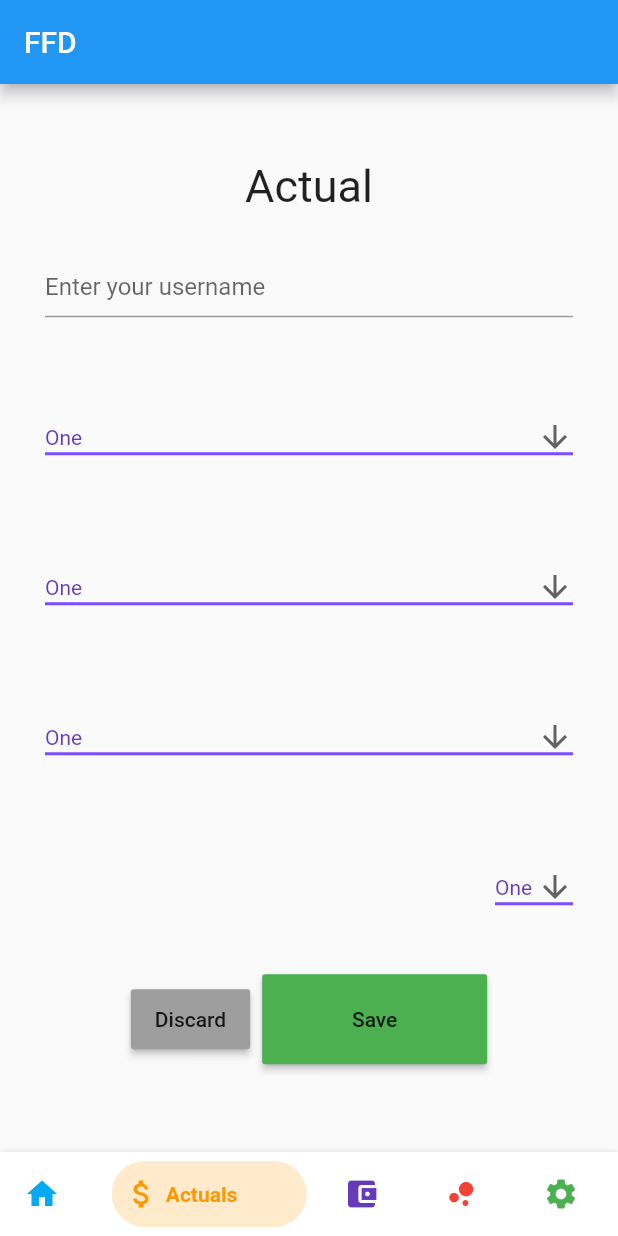
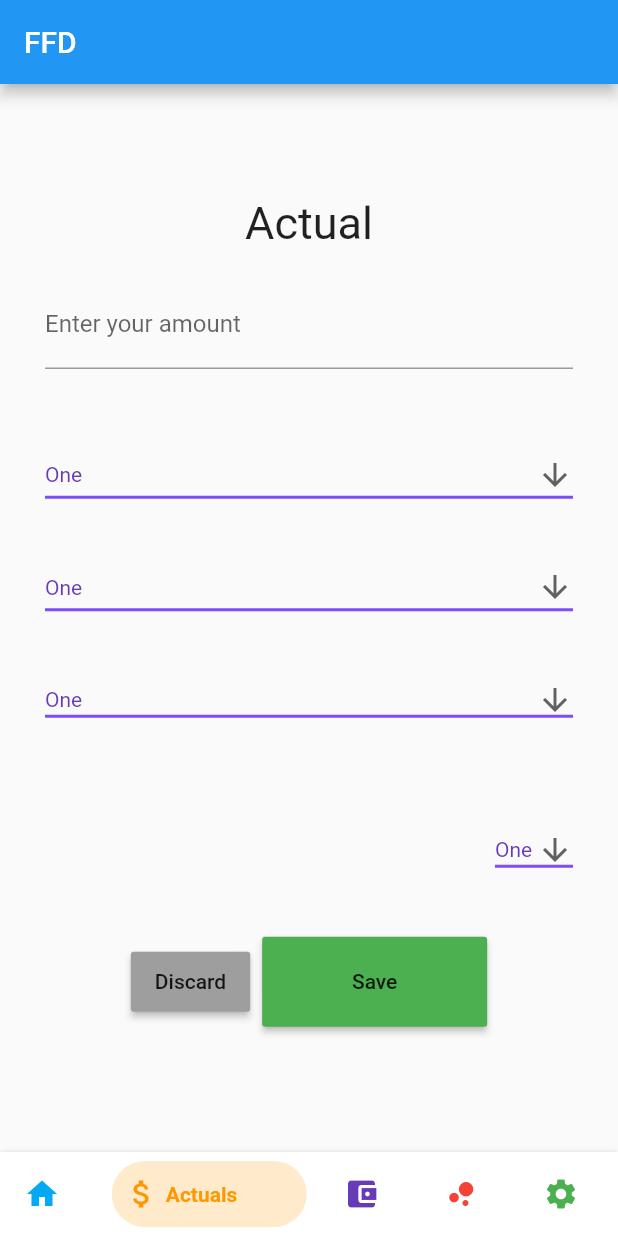
Before and after one commit to jkbngl/FFD, a Flutter app: the MyHomePage screen opened directly, swiped to page 2, on a phone screen of 412 x 824 dp. Run offline on Flutter 3.47's test engine with Material 2 defaults, Android fonts, the phone set to English and light mode, and no system bars; drawn by our look-alikes of bottom_navy_bar; our stand-ins replace syncfusion_flutter_charts.

Commit message:
#21 fixed style to fit in one screen

```diff
--- a/flutter/ffd/lib/backup_color_change_on_nav_tab.dart
+++ b/flutter/ffd/lib/backup_color_change_on_nav_tab.dart
@@ -162,13 +162,13 @@ class _MyHomePageState extends State<MyHomePage> {
                     height: 100,
                   ),
 
-                  padding: const EdgeInsets.all(30.0),
+                  padding: const EdgeInsets.only(left: 30.0, top: 0, right: 30, bottom: 0),
                   //color: Colors.blue[600],
                   alignment: Alignment.center,
                   //child: Text('Submit'),
                   child:TextFormField(
                   decoration: InputDecoration(
-                      labelText: 'Enter your username'
+                      labelText: 'Enter your amount'
                   ),
                 ),),
                 Container(
@@ -176,7 +176,7 @@ class _MyHomePageState extends State<MyHomePage> {
                     height: 100,
                   ),
 
-                  padding: const EdgeInsets.all(30.0),
+                  padding: const EdgeInsets.only(left: 30.0, top: 0, right: 30, bottom: 0),
                   //color: Colors.blue[600],
                   alignment: Alignment.center,
                   //child: Text('Submit'),
@@ -228,10 +228,9 @@ class _MyHomePageState extends State<MyHomePage> {
                 ),
                 Container(
                   constraints: BoxConstraints.expand(
-                    height: 100,
+                    height: 50,
                   ),
-
-                  padding: const EdgeInsets.all(30.0),
+                  padding: const EdgeInsets.only(left: 30.0, top: 0, right: 30, bottom: 0),
                   //color: Colors.blue[600],
                   alignment: Alignment.center,
                   //child: Text('Submit'),
```
